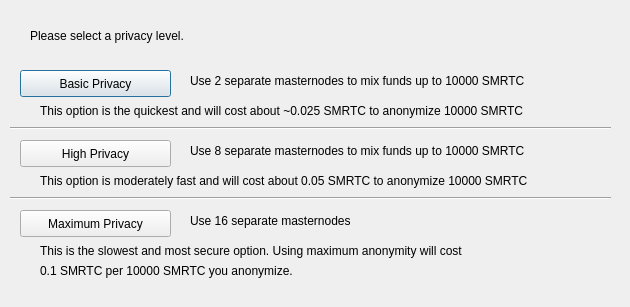
Before: the Qt Designer form src/qt/forms/obfuscationconfig.ui in CryptoCashBack-Hub/CCBC, drawn with Qt 5.
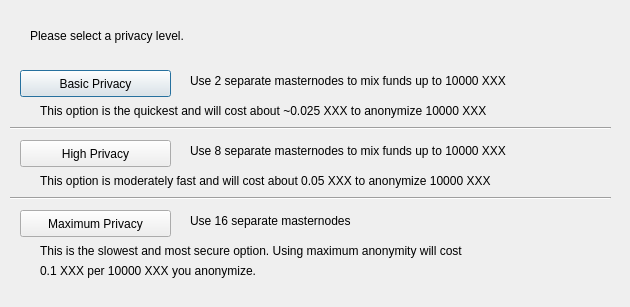
After: the same form once the commit is applied.

Diff of the .ui file:
```diff
--- a/src/qt/forms/obfuscationconfig.ui
+++ b/src/qt/forms/obfuscationconfig.ui
@@ -75,7 +75,7 @@
     </rect>
    </property>
    <property name="text">
-    <string>Use 2 separate masternodes to mix funds up to 10000 SMRTC</string>
+    <string>Use 2 separate masternodes to mix funds up to 10000 XXX</string>
    </property>
   </widget>
   <widget class="QLabel" name="label_3">
@@ -88,7 +88,7 @@
     </rect>
    </property>
    <property name="text">
-    <string>Use 8 separate masternodes to mix funds up to 10000 SMRTC</string>
+    <string>Use 8 separate masternodes to mix funds up to 10000 XXX</string>
    </property>
   </widget>
   <widget class="QLabel" name="label_4">
@@ -114,7 +114,7 @@
     </rect>
    </property>
    <property name="text">
-    <string>This option is the quickest and will cost about ~0.025 SMRTC to anonymize 10000 SMRTC</string>
+    <string>This option is the quickest and will cost about ~0.025 XXX to anonymize 10000 XXX</string>
    </property>
   </widget>
   <widget class="QLabel" name="label_7">
@@ -127,7 +127,7 @@
     </rect>
    </property>
    <property name="text">
-    <string>This option is moderately fast and will cost about 0.05 SMRTC to anonymize 10000 SMRTC</string>
+    <string>This option is moderately fast and will cost about 0.05 XXX to anonymize 10000 XXX</string>
    </property>
   </widget>
   <widget class="QLabel" name="label_8">
@@ -153,7 +153,7 @@
     </rect>
    </property>
    <property name="text">
-    <string>0.1 SMRTC per 10000 SMRTC you anonymize.</string>
+    <string>0.1 XXX per 10000 XXX you anonymize.</string>
    </property>
   </widget>
   <widget class="Line" name="line">
```
